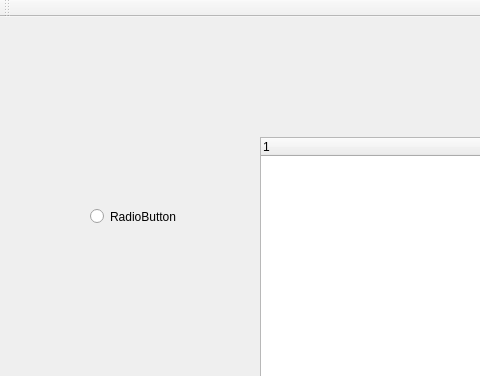
Above: mainwindow.ui from zhaoxiaochun-art/treeWidgetOfCheckBox before the change; both pictures show x 0 to 480 and y 0 to 376 of the 883 by 620 pixel window. Below: the same form after it.
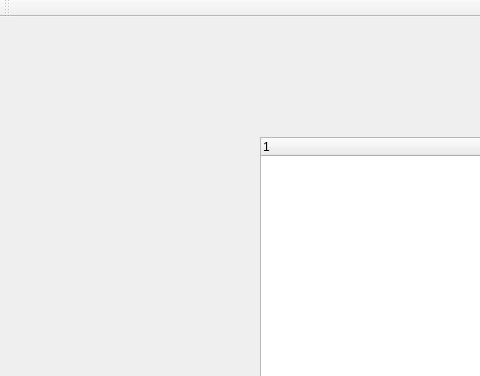
That is the form after the change.

The edit to the form file:
```diff
--- a/mainwindow.ui
+++ b/mainwindow.ui
@@ -29,19 +29,6 @@
      </property>
     </column>
    </widget>
-   <widget class="QRadioButton" name="radioButton">
-    <property name="geometry">
-     <rect>
-      <x>90</x>
-      <y>190</y>
-      <width>115</width>
-      <height>19</height>
-     </rect>
-    </property>
-    <property name="text">
-     <string>RadioButton</string>
-    </property>
-   </widget>
   </widget>
   <widget class="QMenuBar" name="menuBar">
    <property name="geometry">
```
